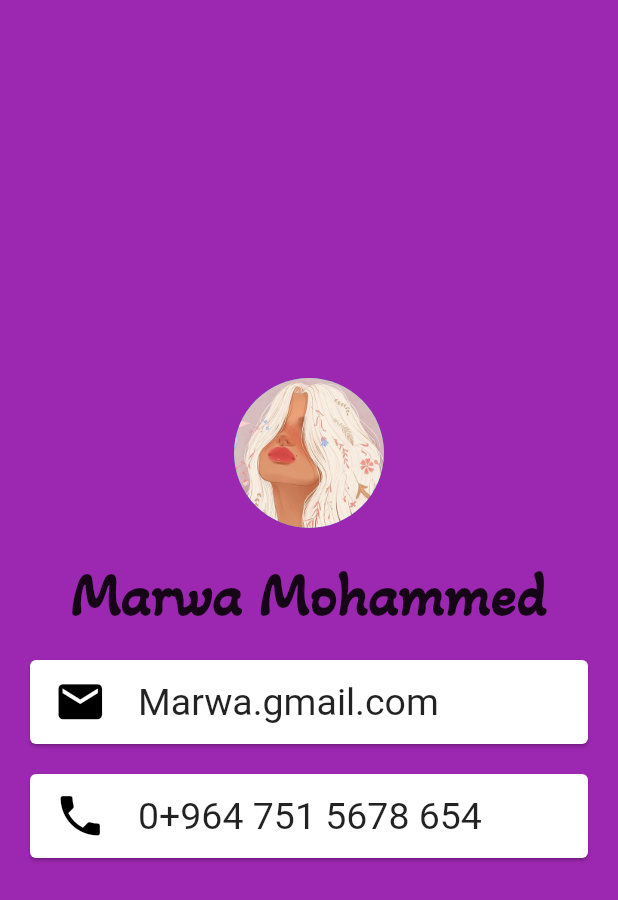
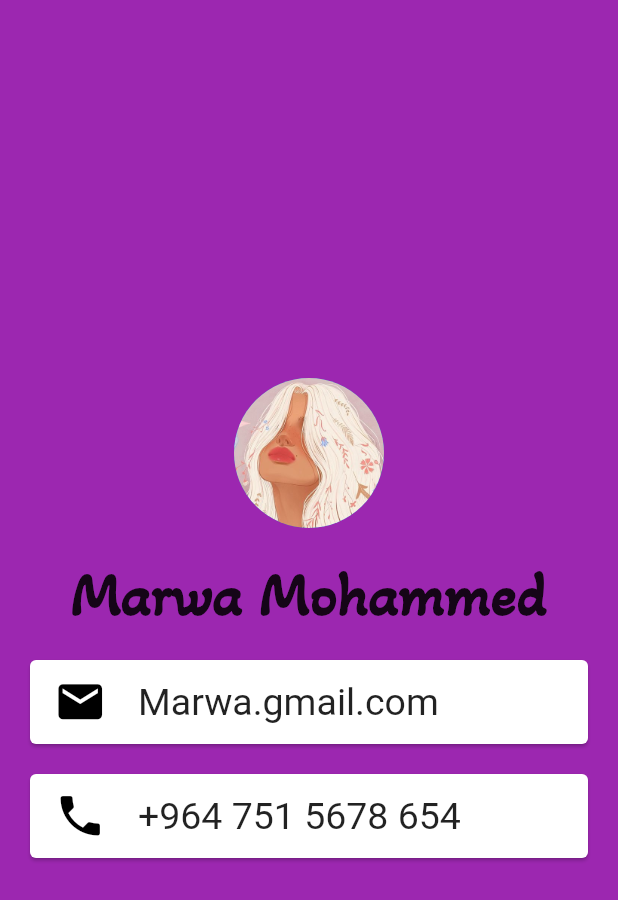
Before and after one commit to Marwadnz4/UI-widgets, a Flutter app: the screen it shows after launch, on a phone screen of 412 x 824 dp. Shown: the top 900 px of the screen. Run offline on Flutter 3.47's test engine with Material 2 defaults, Android fonts, the phone set to English and light mode, and no system bars.

Commit message:
Second update

```diff
--- a/lib/main.dart
+++ b/lib/main.dart
@@ -44,7 +44,7 @@ class MyApp extends StatelessWidget {
                       )),
                 ),
               ),
-              SizedBox(height: 20,),
+              const SizedBox(height: 20,),
               const Card(
                 margin: EdgeInsets.symmetric(horizontal: 20),
                 child: ListTile(
@@ -53,7 +53,7 @@ class MyApp extends StatelessWidget {
                     size: 35,
                     color: Colors.black,
                   ),
-                  title: Text('0+964 751 5678 654',
+                  title: Text('+964 751 5678 654',
                       style: TextStyle(
                         fontSize: 25,
                       )),
```
